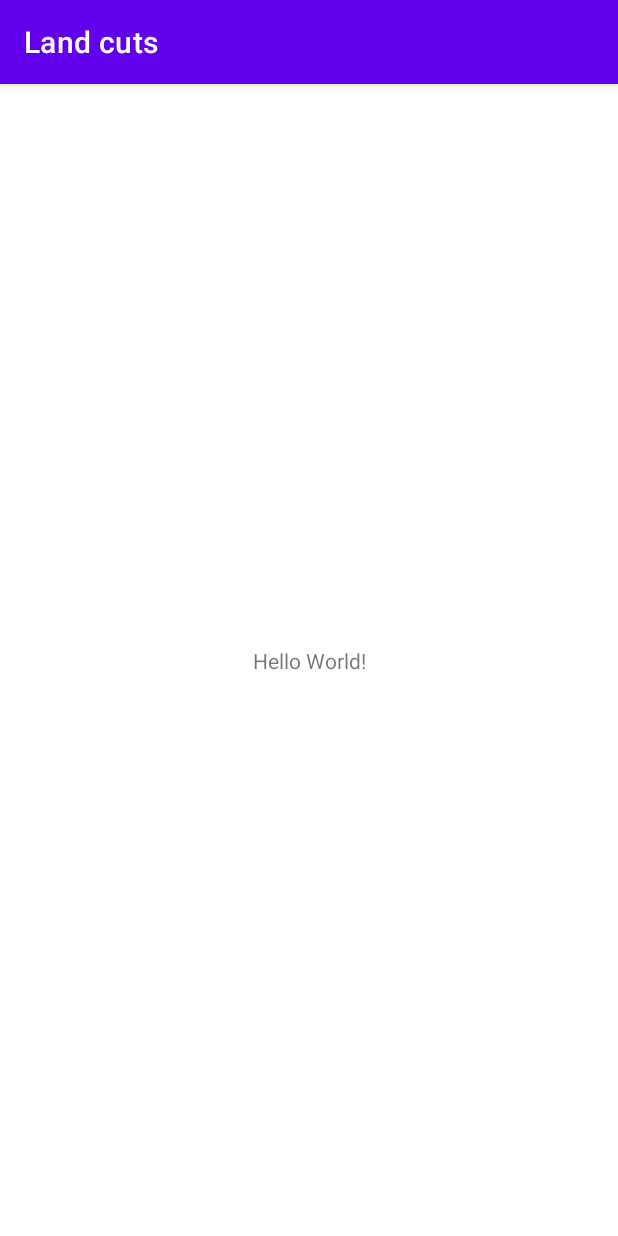
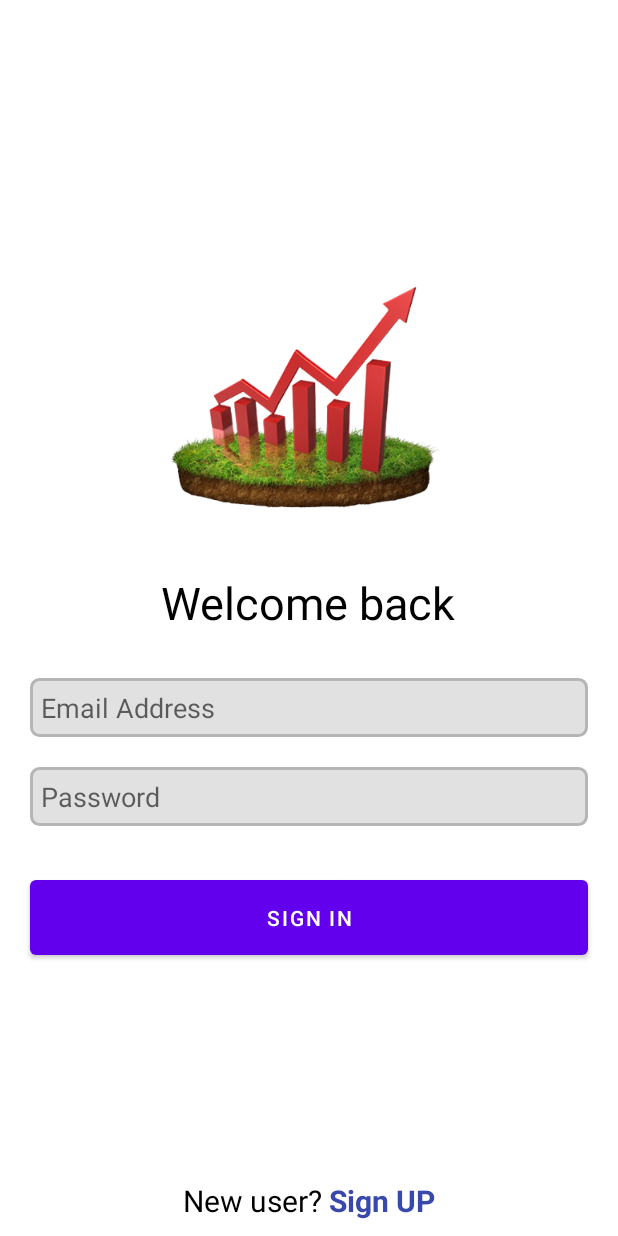
Before and after one commit to AdityaVSM/LandCuts, an Android app: the screen it shows after launch (MainActivity before the commit, LoginActivity after it), on a phone screen of 412 x 824 dp. Run offline under Robolectric (Android 15) with nearby library versions, the phone set to English and light mode, and no system bars.

Commit message:
added login and signup basic layout

```diff
--- a/app/src/main/AndroidManifest.xml
+++ b/app/src/main/AndroidManifest.xml
@@ -9,6 +9,9 @@
         android:roundIcon="@mipmap/ic_launcher_round"
         android:supportsRtl="true"
         android:theme="@style/Theme.LandCuts">
+        <activity android:name=".SignUpActivity"></activity>
+        <activity android:name=".LoginActivity" />
+        <activity android:name=".HomeActivity" />
         <activity android:name=".MainActivity">
             <intent-filter>
                 <action android:name="android.intent.action.MAIN" />
--- /dev/null
+++ b/app/src/main/java/com/example/landcuts/LoginActivity.java
@@ -0,0 +1,28 @@
+package com.example.landcuts;
+
+import androidx.appcompat.app.AppCompatActivity;
+
+import android.content.Intent;
+import android.os.Bundle;
+import android.view.View;
+import android.widget.TextView;
+
+public class LoginActivity extends AppCompatActivity {
+
+
+    TextView txt_signup;
+
+    @Override
+    protected void onCreate(Bundle savedInstanceState) {
+        super.onCreate(savedInstanceState);
+        setContentView(R.layout.activity_login);
+
+        txt_signup = findViewById(R.id.txt_signup);
+        txt_signup.setOnClickListener(new View.OnClickListener() {
+            @Override
+            public void onClick(View v) {
+                startActivity(new Intent(LoginActivity.this,SignUpActivity.class));
+            }
+        });
+    }
+}
--- a/app/src/main/java/com/example/landcuts/MainActivity.java
+++ b/app/src/main/java/com/example/landcuts/MainActivity.java
@@ -2,7 +2,9 @@ package com.example.landcuts;
 
 import androidx.appcompat.app.AppCompatActivity;
 
+import android.content.Intent;
 import android.os.Bundle;
+import android.os.Handler;
 
 public class MainActivity extends AppCompatActivity {
 
@@ -10,5 +12,14 @@ public class MainActivity extends AppCompatActivity {
     protected void onCreate(Bundle savedInstanceState) {
         super.onCreate(savedInstanceState);
         setContentView(R.layout.activity_main);
+
+        new Handler().postDelayed(new Runnable() {
+            @Override
+            public void run() {
+                Intent i = new Intent(MainActivity.this, LoginActivity.class);
+                startActivity(i);
+                finish();
+            }
+        },3000);
     }
 }
--- /dev/null
+++ b/app/src/main/res/drawable/edit_text_shape.xml
@@ -0,0 +1,12 @@
+<?xml version="1.0" encoding="utf-8"?>
+<shape android:shape="rectangle"  xmlns:android="http://schemas.android.com/apk/res/android">
+
+    <stroke
+        android:color="#B5B5B5"
+        android:width="2dp"/>
+    <corners
+        android:radius="5dp"/>
+    <solid
+        android:color="#E1E1E1"/>
+
+</shape>
--- /dev/null
+++ b/app/src/main/res/layout/activity_login.xml
@@ -0,0 +1,92 @@
+<?xml version="1.0" encoding="utf-8"?>
+<RelativeLayout xmlns:android="http://schemas.android.com/apk/res/android"
+    xmlns:app="http://schemas.android.com/apk/res-auto"
+    xmlns:tools="http://schemas.android.com/tools"
+    android:layout_width="match_parent"
+    android:layout_height="match_parent"
+    android:background="@color/white"
+    tools:context=".LoginActivity">
+
+    <LinearLayout
+        android:layout_width="match_parent"
+        android:layout_height="wrap_content"
+        android:orientation="vertical"
+        android:layout_centerInParent="true"
+        android:gravity="center">
+
+        <ImageView
+            android:layout_width="200dp"
+            android:layout_height="200dp"
+            android:background="@drawable/logo_small"/>
+
+        <TextView
+            android:layout_width="wrap_content"
+            android:layout_height="wrap_content"
+            android:textColor="@color/black"
+            android:text="Welcome back"
+            android:textSize="30sp"/>
+
+        <EditText
+            android:id="@+id/email_address"
+            android:layout_width="match_parent"
+            android:layout_height="wrap_content"
+            android:background="@drawable/edit_text_shape"
+            android:textColor="@color/black"
+            android:padding="7dp"
+            android:hint="Email Address"
+            android:layout_marginStart="20dp"
+            android:layout_marginEnd="20dp"
+            android:layout_marginTop="30dp"/>
+        <EditText
+            android:id="@+id/password"
+            android:layout_width="match_parent"
+            android:layout_height="wrap_content"
+            android:background="@drawable/edit_text_shape"
+            android:textColor="@color/black"
+            android:hint="Password"
+            android:padding="7dp"
+            android:inputType="textPassword"
+            android:layout_marginStart="20dp"
+            android:layout_marginEnd="20dp"
+            android:layout_marginTop="20dp"/>
+
+        <Button
+            android:id="@+id/login_button"
+            android:layout_width="match_parent"
+            android:layout_height="wrap_content"
+            android:text="Sign In"
+            android:padding="15dp"
+            android:layout_marginStart="20dp"
+            android:layout_marginEnd="20dp"
+            android:layout_marginTop="30dp"/>
+
+    </LinearLayout>
+
+    <LinearLayout
+        android:layout_width="match_parent"
+        android:layout_height="wrap_content"
+        android:layout_alignParentBottom="true"
+        android:gravity="center"
+        android:orientation="horizontal"
+        android:layout_marginBottom="10dp">
+
+        <TextView
+            android:layout_width="wrap_content"
+            android:layout_height="wrap_content"
+            android:text="New user?"
+            android:textColor="@color/black"
+            android:textSize="20sp"/>
+
+        <TextView
+            android:id="@+id/txt_signup"
+            android:layout_width="wrap_content"
+            android:layout_height="wrap_content"
+            android:text=" Sign UP"
+            android:textSize="20sp"
+            android:textStyle="bold"
+            android:textColor="#3949AB"/>
+
+
+    </LinearLayout>
+
+</RelativeLayout>
--- a/app/src/main/res/layout/activity_main.xml
+++ b/app/src/main/res/layout/activity_main.xml
@@ -1,18 +1,30 @@
 <?xml version="1.0" encoding="utf-8"?>
-<androidx.constraintlayout.widget.ConstraintLayout xmlns:android="http://schemas.android.com/apk/res/android"
-    xmlns:app="http://schemas.android.com/apk/res-auto"
-    xmlns:tools="http://schemas.android.com/tools"
+<LinearLayout
+    xmlns:android="http://schemas.android.com/apk/res/android"
     android:layout_width="match_parent"
     android:layout_height="match_parent"
-    tools:context=".MainActivity">
+    android:orientation="vertical"
+    android:layout_centerInParent="true"
+    android:gravity="center">
 
     <TextView
         android:layout_width="wrap_content"
         android:layout_height="wrap_content"
-        android:text="Hello World!"
-        app:layout_constraintBottom_toBottomOf="parent"
-        app:layout_constraintLeft_toLeftOf="parent"
-        app:layout_constraintRight_toRightOf="parent"
-        app:layout_constraintTop_toTopOf="parent" />
+        android:text="Land Cuts"
+        android:textSize="50sp"
+        android:textColor="@color/black"/>
 
-</androidx.constraintlayout.widget.ConstraintLayout>
+    <ImageView
+        android:layout_width="300dp"
+        android:layout_height="300dp"
+        android:layout_gravity="center"
+        android:background="@drawable/logo_small"/>
+    <TextView
+        android:layout_width="wrap_content"
+        android:layout_height="wrap_content"
+        android:text="Trade land shares"
+        android:textSize="30sp"
+        android:textColor="@color/black"/>
+
+
+</LinearLayout>
--- a/app/src/main/res/values-night/themes.xml
+++ b/app/src/main/res/values-night/themes.xml
@@ -1,6 +1,6 @@
 <resources xmlns:tools="http://schemas.android.com/tools">
     <!-- Base application theme. -->
-    <style name="Theme.LandCuts" parent="Theme.MaterialComponents.DayNight.DarkActionBar">
+    <style name="Theme.LandCuts" parent="Theme.MaterialComponents.DayNight.NoActionBar">
         <!-- Primary brand color. -->
         <item name="colorPrimary">@color/purple_200</item>
         <item name="colorPrimaryVariant">@color/purple_700</item>
--- a/app/src/main/res/values/themes.xml
+++ b/app/src/main/res/values/themes.xml
@@ -1,6 +1,6 @@
 <resources xmlns:tools="http://schemas.android.com/tools">
     <!-- Base application theme. -->
-    <style name="Theme.LandCuts" parent="Theme.MaterialComponents.DayNight.DarkActionBar">
+    <style name="Theme.LandCuts" parent="Theme.MaterialComponents.DayNight.NoActionBar">
         <!-- Primary brand color. -->
         <item name="colorPrimary">@color/purple_500</item>
         <item name="colorPrimaryVariant">@color/purple_700</item>
```
Also changed, not shown: app/src/main/java/com/example/landcuts/HomeActivity.java (added, +14 -0 lines), app/src/main/java/com/example/landcuts/SignUpActivity.java (added, +28 -0 lines), app/src/main/res/layout/activity_home.xml (added, +9 -0 lines), app/src/main/res/layout/activity_sign_up.xml (added, +118 -0 lines), app/src/main/res/drawable-xhdpi/logo.png (added), app/src/main/res/drawable-xhdpi/logo_small.png (added).
